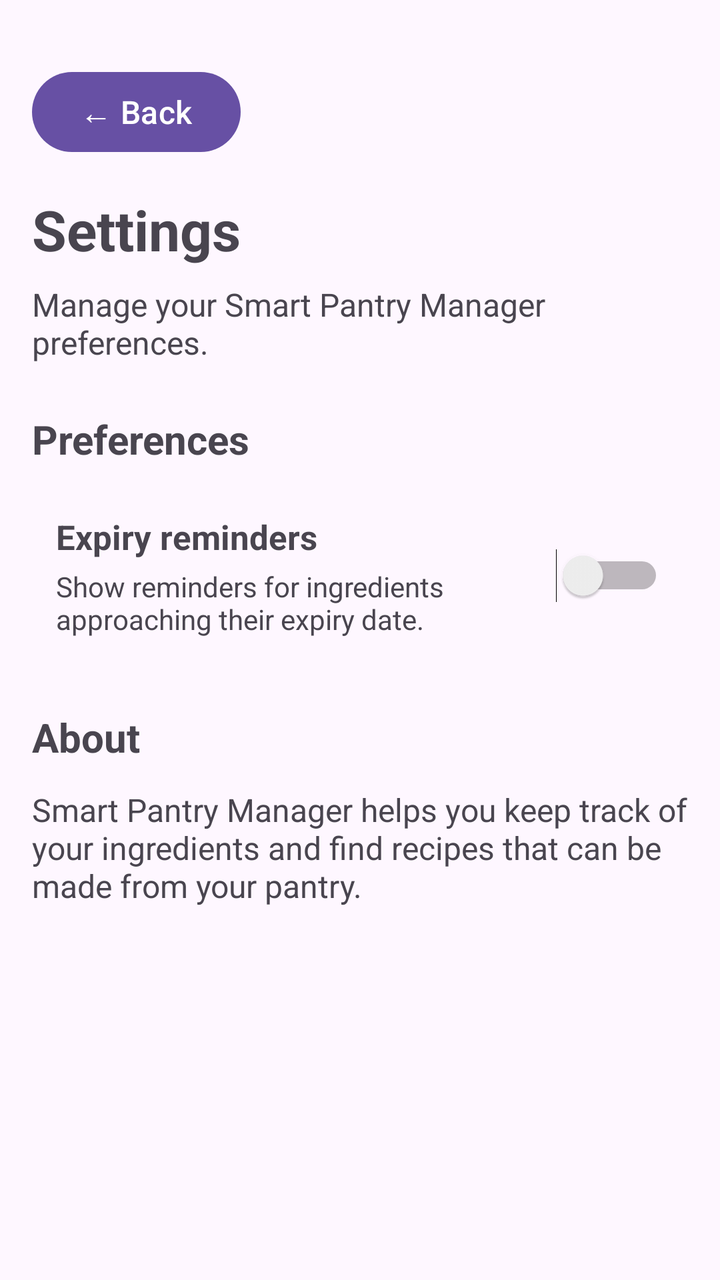
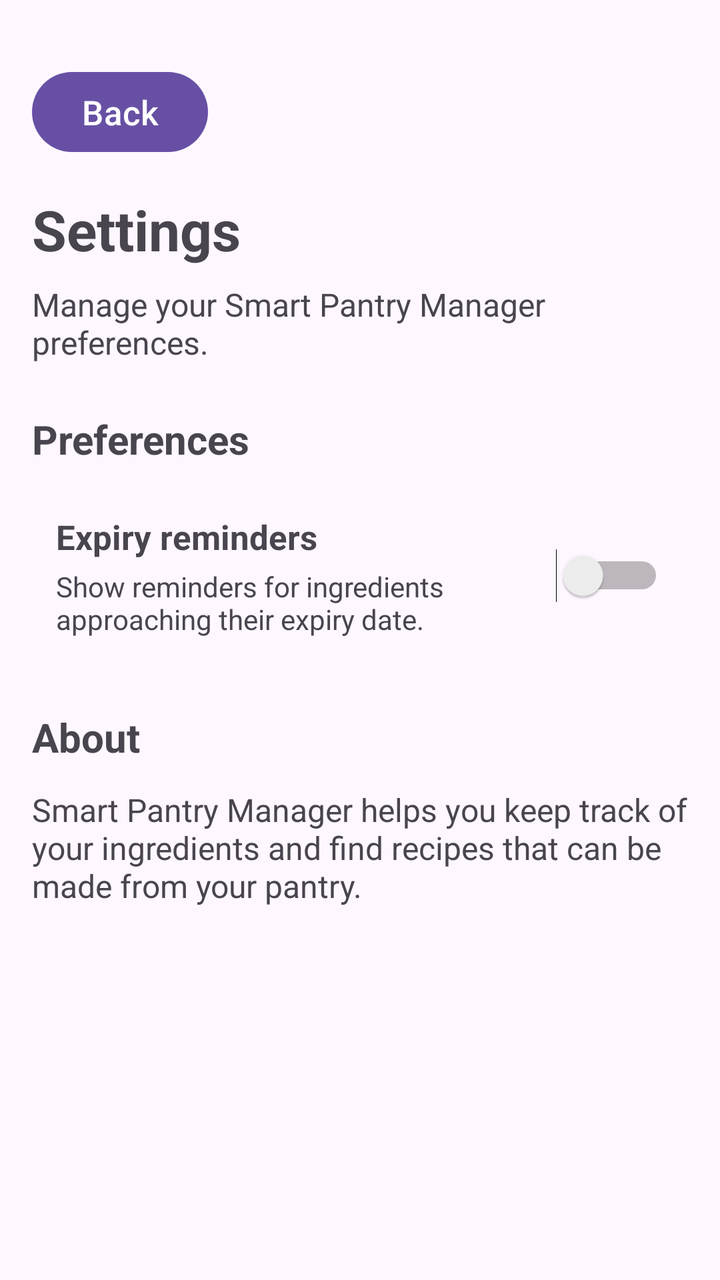

An Android layout rendered at two revisions. The XML below is the earlier revision; the diff shows what the commit changed to produce the second picture.
<!-- AndroidManifest.xml: application theme Theme.SmartPantryManager -->
<!-- res/layout/activity_settings.xml -->
<?xml version="1.0" encoding="utf-8"?>
<ScrollView xmlns:android="http://schemas.android.com/apk/res/android"
    android:layout_width="match_parent"
    android:layout_height="match_parent">

    <LinearLayout
        android:layout_width="match_parent"
        android:layout_height="wrap_content"
        android:orientation="vertical"
        android:padding="16dp">

        <Button
            android:id="@+id/btnBackFromSettings"
            android:layout_width="wrap_content"
            android:layout_height="wrap_content"
            android:text="← Back"
            android:textSize="16sp"
            android:textAllCaps="false"
            android:minHeight="48dp"
            android:layout_marginTop="16dp"
            android:layout_marginBottom="16dp" />

        <TextView
            android:layout_width="match_parent"
            android:layout_height="wrap_content"
            android:text="Settings"
            android:textSize="28sp"
            android:textStyle="bold"
            android:paddingBottom="8dp" />

        <TextView
            android:layout_width="match_parent"
            android:layout_height="wrap_content"
            android:text="Manage your Smart Pantry Manager preferences."
            android:textSize="16sp"
            android:layout_marginBottom="24dp" />

        <TextView
            android:layout_width="match_parent"
            android:layout_height="wrap_content"
            android:text="Preferences"
            android:textSize="20sp"
            android:textStyle="bold"
            android:layout_marginBottom="12dp" />

        <LinearLayout
            android:layout_width="match_parent"
            android:layout_height="wrap_content"
            android:orientation="horizontal"
            android:gravity="center_vertical"
            android:padding="12dp"
            android:layout_marginBottom="24dp">

            <LinearLayout
                android:layout_width="0dp"
                android:layout_height="wrap_content"
                android:layout_weight="1"
                android:orientation="vertical">

                <TextView
                    android:layout_width="match_parent"
                    android:layout_height="wrap_content"
                    android:text="Expiry reminders"
                    android:textSize="17sp"
                    android:textStyle="bold" />

                <TextView
                    android:layout_width="match_parent"
                    android:layout_height="wrap_content"
                    android:text="Show reminders for ingredients approaching their expiry date."
                    android:textSize="14sp"
                    android:layout_marginTop="4dp" />

            </LinearLayout>

            <Switch
                android:id="@+id/switchExpiryReminders"
                android:layout_width="wrap_content"
                android:layout_height="wrap_content"
                android:textSize="14sp" />

        </LinearLayout>

        <TextView
            android:layout_width="match_parent"
            android:layout_height="wrap_content"
            android:text="About"
            android:textSize="20sp"
            android:textStyle="bold"
            android:layout_marginBottom="12dp" />

        <TextView
            android:layout_width="match_parent"
            android:layout_height="wrap_content"
            android:text="Smart Pantry Manager helps you keep track of your ingredients and find recipes that can be made from your pantry."
            android:textSize="16sp" />

    </LinearLayout>

</ScrollView>
<!-- resources referenced by this layout -->
<resources>
  <style name="Theme.SmartPantryManager" parent="Base.Theme.SmartPantryManager" />
  <style name="Base.Theme.SmartPantryManager" parent="Theme.Material3.DayNight.NoActionBar">
          
          
      </style>
</resources>

<!-- the commit's change to res/layout/activity_settings.xml (unified diff, before → after) -->
@@ -13,8 +13,8 @@
             android:id="@+id/btnBackFromSettings"
             android:layout_width="wrap_content"
             android:layout_height="wrap_content"
-            android:text="← Back"
-            android:textSize="16sp"
+            android:text="Back"
+            android:textSize="17sp"
             android:textAllCaps="false"
             android:minHeight="48dp"
             android:layout_marginTop="16dp"
